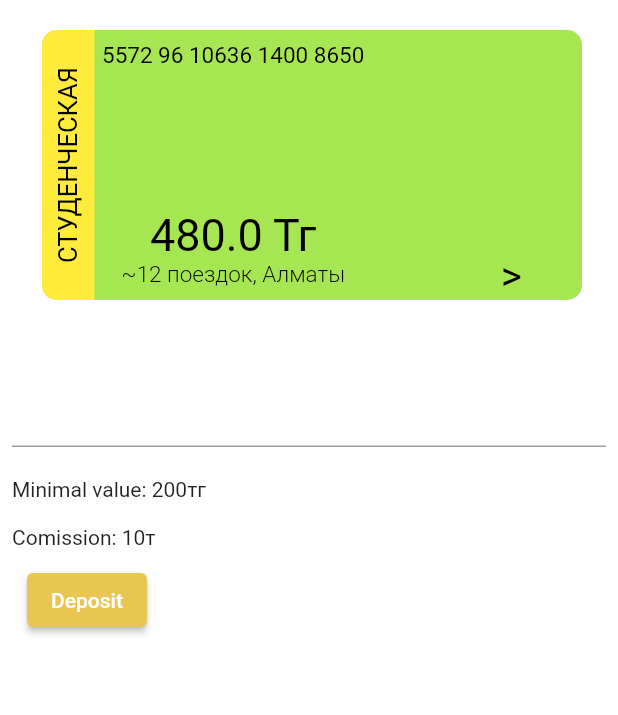
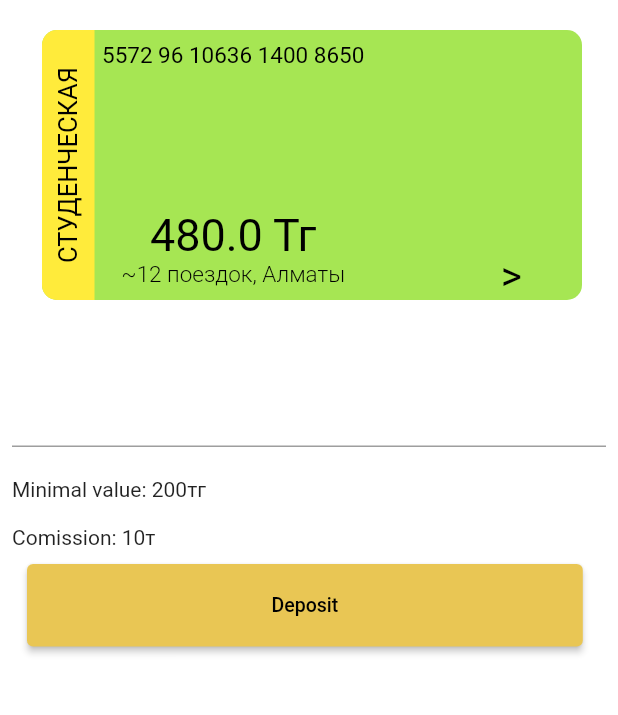
Before and after one commit to alik532/onay-flutter, a Flutter app: the DepositScreen screen opened directly, on a phone screen of 412 x 824 dp, the part 156-871 px from its top. Run offline on Flutter 3.47's test engine with Material 2 defaults, Android fonts, the phone set to English and light mode, and no system bars; our stand-ins replace camera.

Commit message:
some styles

```diff
--- a/lib/screens/camera_page.dart
+++ b/lib/screens/camera_page.dart
@@ -1,5 +1,6 @@
 import 'package:camera/camera.dart';
 import 'package:flutter/material.dart';
+import '../styles/app_colors.dart' as app_colors;
 
 class CameraPage extends StatefulWidget {
   final List<CameraDescription> cameras;
@@ -45,7 +46,9 @@ class _CameraPageState extends State<CameraPage> {
   Widget build(BuildContext context) {
     return SafeArea(
       child: Scaffold(
+          backgroundColor: Colors.black,
           appBar: AppBar(
+            backgroundColor: app_colors.primaryLight,
             leading: IconButton(
                 onPressed: () {
                   Navigator.pop(context);
--- a/lib/screens/deposit_screen.dart
+++ b/lib/screens/deposit_screen.dart
@@ -65,6 +65,9 @@ class _DepositScreenState extends State<DepositScreen> {
                         padding: const EdgeInsets.all(10),
                         child: ElevatedButton(
                             style: const ButtonStyle(
+                                padding: MaterialStatePropertyAll(
+                                    EdgeInsets.symmetric(
+                                        horizontal: 163, vertical: 20)),
                                 backgroundColor: MaterialStatePropertyAll(
                                     app_colors.primaryLight)),
                             onPressed: () {
@@ -75,7 +78,11 @@ class _DepositScreenState extends State<DepositScreen> {
                                     .deposit(int.parse(myController.text) - 10);
                               }
                             },
-                            child: const Text("Deposit")),
+                            child: const Text(
+                              "Deposit",
+                              style:
+                                  TextStyle(fontSize: 13, color: Colors.black),
+                            )),
                       )
                     ]),
               ),
```
